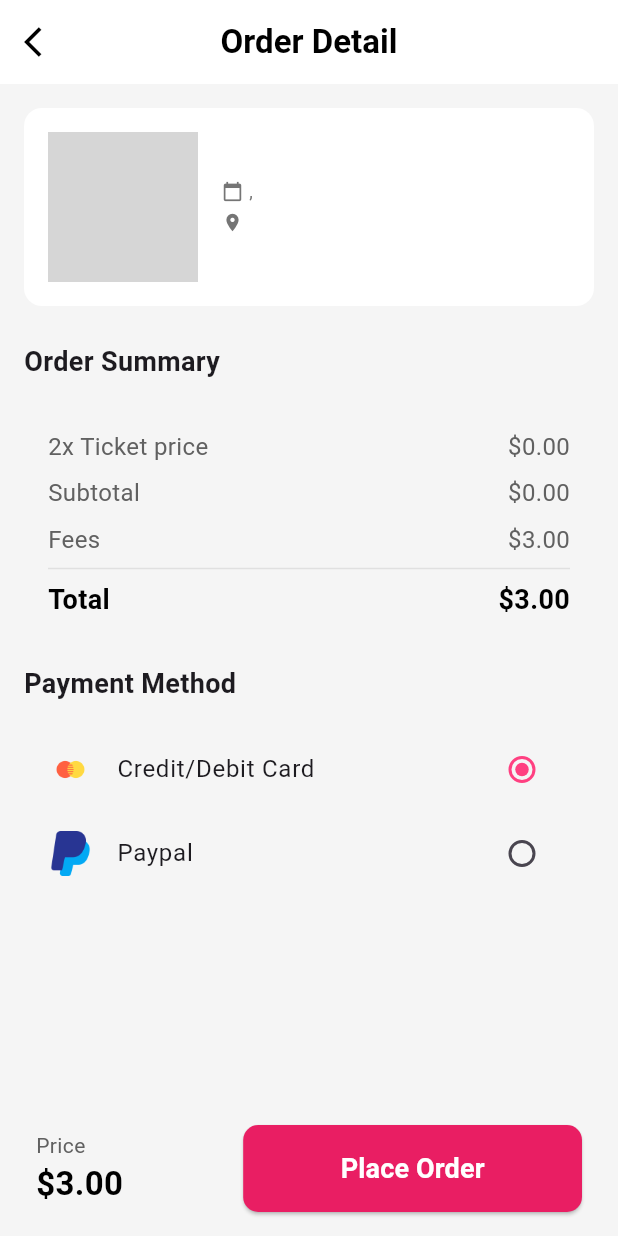
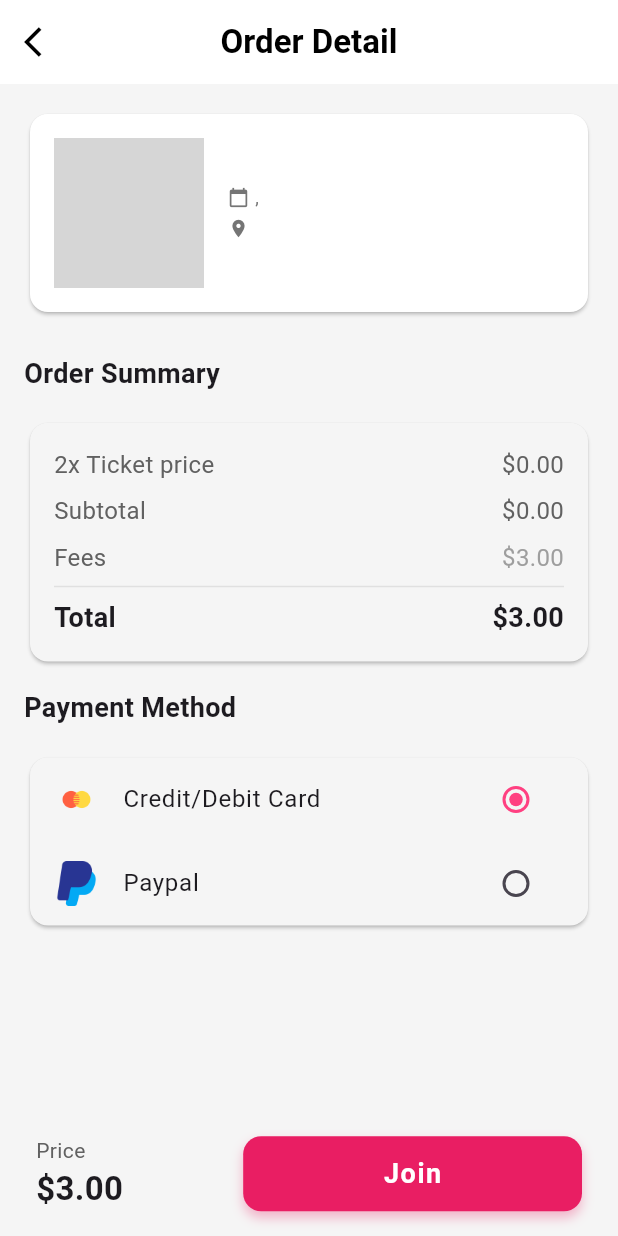
Before and after one commit to Durgeshpatel77/aayo_app, a Flutter app: the OrderSummaryScreen screen opened directly with empty values, on a phone screen of 412 x 824 dp. Run offline on Flutter 3.47's test engine with Material 3 defaults, Android fonts, the phone set to English and light mode, and no system bars; our stand-ins replace cached_network_image, cloud_firestore, firebase_auth, firebase_core, firebase_messaging, flutter_local_notifications and 10 more; accounts and stored records are empty; network calls fail; grey boxes are pictures that could not be loaded.

Commit message:
join event done

```diff
--- a/lib/screens/event_detail_screens/events_details.dart
+++ b/lib/screens/event_detail_screens/events_details.dart
@@ -1,4 +1,5 @@
 // Make sure this file is named event_detail_screen.dart and the class is EventDetailScreen
+import 'package:firebase_auth/firebase_auth.dart';
 import 'package:flutter/material.dart';
 import 'package:cached_network_image/cached_network_image.dart';
 import 'package:intl/intl.dart';
@@ -498,6 +499,8 @@ class EventDetailScreen extends StatelessWidget {
                   const SizedBox(height: 24),
                   ElevatedButton(
                     onPressed: () {
+                      final String currentUserId = FirebaseAuth.instance.currentUser?.uid ?? '';
+
                       Navigator.push(
                         context,
                         MaterialPageRoute(
@@ -508,6 +511,8 @@ class EventDetailScreen extends StatelessWidget {
                             eventLocation: eventLocation,
                             eventImageUrl: imageUrl,
                             ticketPrice: price,
+                            eventId: event.id,           // ✅ actual event ID
+                            joinedBy: currentUserId,    // ✅ actual user ID (e.g. from Firebase or auth state)
                           ),
                         ),
                       );
--- a/lib/screens/event_detail_screens/ordersummart_screen.dart
+++ b/lib/screens/event_detail_screens/ordersummart_screen.dart
@@ -1,9 +1,9 @@
-import 'package:aayo/screens/approve_event_screens/qr_ticket_screen.dart';
+import 'package:firebase_auth/firebase_auth.dart';
 import 'package:flutter/material.dart';
-// Import the new E-Ticket screen
-import 'dart:math';
-
-import '../home_screens/home_screen.dart'; // For generating random data for QR code
+import 'package:http/http.dart' as http;
+import 'dart:convert';
+import 'package:shared_preferences/shared_preferences.dart'; // Import SharedPreferences
+import '../home_screens/home_screen.dart';
 
 class OrderSummaryScreen extends StatefulWidget {
   final String eventName;
@@ -12,6 +12,8 @@ class OrderSummaryScreen extends StatefulWidget {
   final String eventLocation;
   final String eventImageUrl;
   final double ticketPrice;
+  final String eventId;
+  final String joinedBy; // This 'joinedBy' is for passing initial data, not the one for API call
 
   const OrderSummaryScreen({
     Key? key,
@@ -21,6 +23,8 @@ class OrderSummaryScreen extends StatefulWidget {
     required this.eventLocation,
     required this.eventImageUrl,
     required this.ticketPrice,
+    required this.eventId,
+    required this.joinedBy,
   }) : super(key: key);
 
   @override
@@ -29,152 +33,82 @@ class OrderSummaryScreen extends StatefulWidget {
 
 class _OrderSummaryScreenState extends State<OrderSummaryScreen> {
   String? _selectedPaymentMethod = 'Credit/Debit Card';
+  String? _backendUserId; // To store the backend user ID from SharedPreferences
+  bool _hasJoined = false;
+  bool _isJoining = false;
 
-  // Function to show the success dialog
-  void _showSuccessDialog() {
-    // Generate a random QR code data string
-    final String randomQrData =
-        'EventTicket_${DateTime.now().millisecondsSinceEpoch}_${Random().nextInt(100000)}';
+  @override
+  void initState() {
+    super.initState();
+    _loadBackendUserId();
+  }
 
-    showDialog(
-      context: context,
-      barrierDismissible: false, // User must tap a button to dismiss
-      builder: (BuildContext dialogContext) {
-        return Dialog(
-          shape: RoundedRectangleBorder(
-            borderRadius: BorderRadius.circular(20.0),
-          ),
-          elevation: 0,
-          backgroundColor: Colors.transparent, // Make background transparent
-          child: Container(
-            padding: const EdgeInsets.all(24.0),
-            decoration: BoxDecoration(
-              color: Colors.white,
-              borderRadius: BorderRadius.circular(20.0),
-            ),
-            child: Column(
-              mainAxisSize: MainAxisSize.min, // Wrap content
-              children: [
-                // Checkmark icon
-                Container(
-                  padding: const EdgeInsets.all(12),
-                  decoration: const BoxDecoration(
-                    color: Colors.green, // Green background for checkmark
-                    shape: BoxShape.circle,
-                  ),
-                  child: const Icon(
-                    Icons.check,
-                    color: Colors.white,
-                    size: 40,
-                  ),
-                ),
-                const SizedBox(height: 24),
-                // Congratulations text
-                const Text(
-                  "Congratulations!",
-                  style: TextStyle(
-                    fontSize: 24,
-                    fontWeight: FontWeight.bold,
-                    color: Colors.black87,
-                  ),
-                  textAlign: TextAlign.center,
-                ),
-                const SizedBox(height: 16),
-                // Success message
-                Text(
-                  "You have successfully placed order for ${widget.eventName}. Enjoy the event!",
-                  style: TextStyle(
-                    fontSize: 15,
-                    color: Colors.grey[700],
-                  ),
-                  textAlign: TextAlign.center,
-                ),
-                const SizedBox(height: 32),
-                // View E-Ticket Button
-                SizedBox(
-                  width: double.infinity,
-                  child: ElevatedButton(
-                    onPressed: () {
-                      Navigator.pop(dialogContext); // Dismiss dialog
-                      Navigator.pushReplacement(
-                        // Navigate to E-Ticket screen
-                        context,
-                        MaterialPageRoute(
-                          builder: (context) => ETicketScreen(
-                            eventName: widget.eventName,
-                            eventDate: widget.eventDate,
-                            eventTime: widget.eventTime,
-                            eventLocation: widget.eventLocation,
-                            eventImageUrl: widget.eventImageUrl,
-                            ticketPrice: widget.ticketPrice,
-                            qrCodeData:
-                                randomQrData, // Pass the generated QR data
-                          ),
-                        ),
+  // Function to load the backend user ID from SharedPreferences
+  Future<void> _loadBackendUserId() async {
+    final prefs = await SharedPreferences.getInstance();
+    setState(() {
+      _backendUserId = prefs.getString('backendUserId');
+    });
+  }
+
+  Future<void> joinEvent() async {
+    if (_backendUserId == null) {
+      ScaffoldMessenger.of(context).showSnackBar(
+        const SnackBar(content: Text('User ID not available.')),
       );
-                    },
-                    style: ElevatedButton.styleFrom(
-                      backgroundColor:
-                          const Color(0xFFE91E63), // Pink accent color
-                      shape: RoundedRectangleBorder(
-                        borderRadius: BorderRadius.circular(30),
-                      ),
-                      padding: const EdgeInsets.symmetric(vertical: 14),
-                    ),
-                    child: const Text(
-                      "View E-Ticket",
-                      style: TextStyle(
-                          fontSize: 16,
-                          color: Colors.white,
-                          fontWeight: FontWeight.bold),
-                    ),
-                  ),
-                ),
-                const SizedBox(height: 12),
-                // Go to Home Button
-                SizedBox(
-                  width: double.infinity,
-                  child: OutlinedButton(
-                    onPressed: () {
-                      Navigator.pop(dialogContext); // Dismiss dialog
-                      Navigator.pushAndRemoveUntil(
-                        // Go to Home and remove all previous routes
-                        context,
-                        MaterialPageRoute(
-                            builder: (context) => const HomeScreen()),
-                        (Route<dynamic> route) => false,
+      return;
+    }
+
+    setState(() => _isJoining = true);
+
+    final url = 'http://srv861272.hstgr.cloud:8000/api/event/join/${widget.eventId}';
+    final headers = {'Content-Type': 'application/json'};
+    final body = {'joinedBy': _backendUserId!};
+
+    try {
+      final response = await http.post(
+        Uri.parse(url),
+        headers: headers,
+        body: json.encode(body),
       );
-                    },
-                    style: OutlinedButton.styleFrom(
-                      foregroundColor: Colors.pinkAccent, // Text color
-                      side: const BorderSide(
-                          color: Colors.pinkAccent), // Border color
-                      shape: RoundedRectangleBorder(
-                        borderRadius: BorderRadius.circular(30),
-                      ),
-                      padding: const EdgeInsets.symmetric(vertical: 14),
-                    ),
-                    child: const Text(
-                      "Go to Home",
-                      style:
-                          TextStyle(fontSize: 16, fontWeight: FontWeight.bold),
-                    ),
-                  ),
-                ),
-              ],
-            ),
-          ),
+
+      final resBody = json.decode(response.body);
+      debugPrint('📥 Response: ${response.statusCode} - ${response.body}');
+
+      if (response.statusCode == 200 || response.statusCode == 201) {
+        setState(() {
+          _hasJoined = true;
+          _isJoining = false;
+        });
+        ScaffoldMessenger.of(context).showSnackBar(
+          const SnackBar(content: Text('🎉 Successfully joined')),
         );
-      },
+      } else if (resBody['message']?.contains('already joined') == true) {
+        setState(() {
+          _hasJoined = true;
+          _isJoining = false;
+        });
+        ScaffoldMessenger.of(context).showSnackBar(
+          const SnackBar(content: Text('⚠️ You already joined this event')),
         );
+      } else {
+        setState(() => _isJoining = false);
+        ScaffoldMessenger.of(context).showSnackBar(
+          SnackBar(content: Text('❌ Failed to join: ${resBody['message']}')),
+        );
+      }
+    } catch (e) {
+      setState(() => _isJoining = false);
+      ScaffoldMessenger.of(context).showSnackBar(
+        SnackBar(content: Text('Error: $e')),
+      );
+    }
   }
 
   @override
   Widget build(BuildContext context) {
-    // ... (rest of your existing OrderSummaryScreen build method)
-    // Find the ElevatedButton for "Place Order" and update its onPressed:
     return Scaffold(
-      backgroundColor: Colors.grey.shade100, // Light grey background
+      backgroundColor: Colors.grey.shade100,
       appBar: AppBar(
         backgroundColor: Colors.white,
         elevation: 0,
@@ -186,10 +120,7 @@ class _OrderSummaryScreenState extends State<OrderSummaryScreen> {
         ),
         title: const Text(
           "Order Detail",
-          style: TextStyle(
-            color: Colors.black,
-            fontWeight: FontWeight.bold,
-          ),
+          style: TextStyle(color: Colors.black, fontWeight: FontWeight.bold),
         ),
         centerTitle: true,
       ),
@@ -201,14 +132,11 @@ class _OrderSummaryScreenState extends State<OrderSummaryScreen> {
               child: Column(
                 crossAxisAlignment: CrossAxisAlignment.start,
                 children: [
-                  // Event Detail Card
                   Card(
-                    margin: EdgeInsets.zero,
                     color: Colors.white,
                     shape: RoundedRectangleBorder(
                       borderRadius: BorderRadius.circular(12),
                     ),
-                    elevation: 0,
                     child: Padding(
                       padding: const EdgeInsets.all(16.0),
                       child: Row(
@@ -270,25 +198,17 @@ class _OrderSummaryScreenState extends State<OrderSummaryScreen> {
                       ),
                     ),
                   ),
-
                   const SizedBox(height: 24),
-
-                  // Order Summary Section
                   const Text(
                     "Order Summary",
-                    style: TextStyle(
-                      fontSize: 18,
-                      fontWeight: FontWeight.bold,
-                    ),
+                    style: TextStyle(fontSize: 18, fontWeight: FontWeight.bold),
                   ),
                   const SizedBox(height: 16),
                   Card(
-                    margin: EdgeInsets.zero,
                     color: Colors.grey.shade100,
                     shape: RoundedRectangleBorder(
                       borderRadius: BorderRadius.circular(12),
                     ),
-                    elevation: 0,
                     child: Padding(
                       padding: const EdgeInsets.all(16.0),
                       child: Column(
@@ -296,48 +216,38 @@ class _OrderSummaryScreenState extends State<OrderSummaryScreen> {
                           Row(
                             mainAxisAlignment: MainAxisAlignment.spaceBetween,
                             children: [
+                              Text('2x Ticket price',
+                                  style: TextStyle(
+                                      fontSize: 16, color: Colors.grey[700])),
                               Text(
-                                '2x Ticket price', // Example: 2 tickets
+                                  '\$${(widget.ticketPrice * 2).toStringAsFixed(2)}',
                                   style: TextStyle(
-                                    fontSize: 16, color: Colors.grey[700]),
-                              ),
-                              Text(
-                                '\$${(widget.ticketPrice * 2).toStringAsFixed(2)}', // Calculate for 2 tickets
-                                style: TextStyle(
-                                    fontSize: 16, color: Colors.grey[700]),
-                              ),
+                                      fontSize: 16, color: Colors.grey[700])),
                             ],
                           ),
                           const SizedBox(height: 8),
                           Row(
                             mainAxisAlignment: MainAxisAlignment.spaceBetween,
                             children: [
-                              Text(
-                                'Subtotal',
+                              Text('Subtotal',
                                   style: TextStyle(
-                                    fontSize: 16, color: Colors.grey[700]),
-                              ),
+                                      fontSize: 16, color: Colors.grey[700])),
                               Text(
                                   '\$${(widget.ticketPrice * 2).toStringAsFixed(2)}',
-                                style:  TextStyle(
-                                    fontSize: 16, color:Colors.grey[700] ),
-                              ),
+                                  style: TextStyle(
+                                      fontSize: 16, color: Colors.grey[700])),
                             ],
                           ),
                           const SizedBox(height: 8),
                           Row(
                             mainAxisAlignment: MainAxisAlignment.spaceBetween,
                             children: [
-                              Text(
-                                'Fees',
+                              Text('Fees',
                                   style: TextStyle(
-                                    fontSize: 16, color: Colors.grey[700]),
-                              ),
-                               Text(
-                                '\$3.00',
+                                      fontSize: 16, color: Colors.grey[700])),
+                              const Text('\$3.00',
                                   style: TextStyle(
-                                    fontSize: 16, color:Colors.grey[700] ),
-                              ),
+                                      fontSize: 16, color: Colors.grey)),
                             ],
                           ),
                           Divider(color: Colors.grey[300]),
@@ -349,15 +259,13 @@ class _OrderSummaryScreenState extends State<OrderSummaryScreen> {
                                 style: TextStyle(
                                   fontSize: 18,
                                   fontWeight: FontWeight.bold,
-                                  color: Colors.black,
                                 ),
                               ),
                               Text(
-                                '\$${((widget.ticketPrice * 2) + 3.00).toStringAsFixed(2)}', // Total with fees
+                                '\$${((widget.ticketPrice * 2) + 3.00).toStringAsFixed(2)}',
                                 style: const TextStyle(
                                   fontSize: 18,
                                   fontWeight: FontWeight.bold,
-                                  color: Colors.black,
                                 ),
                               ),
                             ],
@@ -366,30 +274,22 @@ class _OrderSummaryScreenState extends State<OrderSummaryScreen> {
                       ),
                     ),
                   ),
-
                   const SizedBox(height: 14),
-
-                  // Payment Method Section
                   const Text(
                     "Payment Method",
-                    style: TextStyle(
-                      fontSize: 18,
-                      fontWeight: FontWeight.bold,
-                    ),
+                    style: TextStyle(fontSize: 18, fontWeight: FontWeight.bold),
                   ),
                   const SizedBox(height: 16),
                   Card(
-                    margin: EdgeInsets.zero,
                     color: Colors.grey.shade100,
                     shape: RoundedRectangleBorder(
                       borderRadius: BorderRadius.circular(12),
                     ),
-                    elevation: 0,
                     child: Column(
                       children: [
                         ListTile(
-                          leading: Image.asset('images/credit.png',
-                              height: 30), // Replace with your card icon
+                          leading:
+                          Image.asset('images/credit.png', height: 30),
                           title: const Text('Credit/Debit Card'),
                           trailing: Radio<String>(
                             value: 'Credit/Debit Card',
@@ -399,12 +299,11 @@ class _OrderSummaryScreenState extends State<OrderSummaryScreen> {
                                 _selectedPaymentMethod = value;
                               });
                             },
-                            activeColor: Colors.pinkAccent, // Match UI color
+                            activeColor: Colors.pinkAccent,
                           ),
                         ),
                         ListTile(
-                          leading: Image.asset('images/paypal.png',
-                              height: 30), // Replace with your PayPal icon
+                          leading: Image.asset('images/paypal.png', height: 30),
                           title: const Text('Paypal'),
                           trailing: Radio<String>(
                             value: 'Paypal',
@@ -414,7 +313,7 @@ class _OrderSummaryScreenState extends State<OrderSummaryScreen> {
                                 _selectedPaymentMethod = value;
                               });
                             },
-                            activeColor: Colors.pinkAccent, // Match UI color
+                            activeColor: Colors.pinkAccent,
                           ),
                         ),
                       ],
@@ -424,7 +323,6 @@ class _OrderSummaryScreenState extends State<OrderSummaryScreen> {
               ),
             ),
           ),
-          // Persistent Bottom Bar for Price and Place Order Button
           Container(
             padding: const EdgeInsets.symmetric(horizontal: 24, vertical: 16),
             decoration: BoxDecoration(
@@ -435,45 +333,53 @@ class _OrderSummaryScreenState extends State<OrderSummaryScreen> {
               children: [
                 Column(
                   crossAxisAlignment: CrossAxisAlignment.start,
-                  mainAxisSize: MainAxisSize.min,
                   children: [
+                    Text('Price', style: TextStyle(color: Colors.grey[700])),
                     Text(
-                      'Price',
-                      style: TextStyle(
-                        fontSize: 14,
-                        color: Colors.grey[700],
-                      ),
-                    ),
-                    Text(
-                      '\$${((widget.ticketPrice * 2) + 3.00).toStringAsFixed(2)}', // Total price here
+                      '\$${((widget.ticketPrice * 2) + 3.00).toStringAsFixed(2)}',
                       style: const TextStyle(
                         fontSize: 22,
                         fontWeight: FontWeight.bold,
-                        color: Colors.black,
                       ),
                     ),
                   ],
                 ),
-                SizedBox(width: 80,),
+                const SizedBox(width: 80),
                 Expanded(
-                  child: ElevatedButton(
-                    onPressed:
-                        _showSuccessDialog, // Call the new dialog function
-                    style: ElevatedButton.styleFrom(
-                      backgroundColor:
-                          const Color(0xFFE91E63), // Pink accent color
-                      shape: RoundedRectangleBorder(
-                        borderRadius: BorderRadius.circular(10),
+                  child:
+                  GestureDetector(
+                    onTap: (_hasJoined || _isJoining) ? null : joinEvent,
+                    child: AnimatedContainer(
+                      duration: const Duration(milliseconds: 300),
+                      width: double.infinity,
+                      height: 50,
+                      alignment: Alignment.center,
+                      decoration: BoxDecoration(
+                        color: _hasJoined
+                            ? Colors.grey.shade600
+                            : _isJoining
+                            ? Colors.pink.shade300
+                            : const Color(0xFFE91E63),
+                        borderRadius: BorderRadius.circular(12),
+                        boxShadow: [
+                          if (!_hasJoined && !_isJoining)
+                            BoxShadow(
+                              color: Colors.pink.withOpacity(0.3),
+                              offset: const Offset(0, 4),
+                              blurRadius: 6,
                             ),
-                      padding: const EdgeInsets.symmetric(vertical:16),
-                      minimumSize: const Size(double.infinity, 50),
+                        ],
                       ),
-                    child: const Text(
-                      'Place Order',
-                      style: TextStyle(
+                      child: Text(
+                        _isJoining
+                            ? 'Joining...'
+                            : (_hasJoined ? 'Joined' : 'Join'),
+                        style: const TextStyle(
                           fontSize: 18,
                           color: Colors.white,
-                        fontWeight: FontWeight.bold,
+                          fontWeight: FontWeight.w600,
+                          letterSpacing: 1.0,
+                        ),
                       ),
                     ),
                   ),
```
Also changed, not shown: 4 other files. Lines whose indentation alone changed are shown as unchanged.
